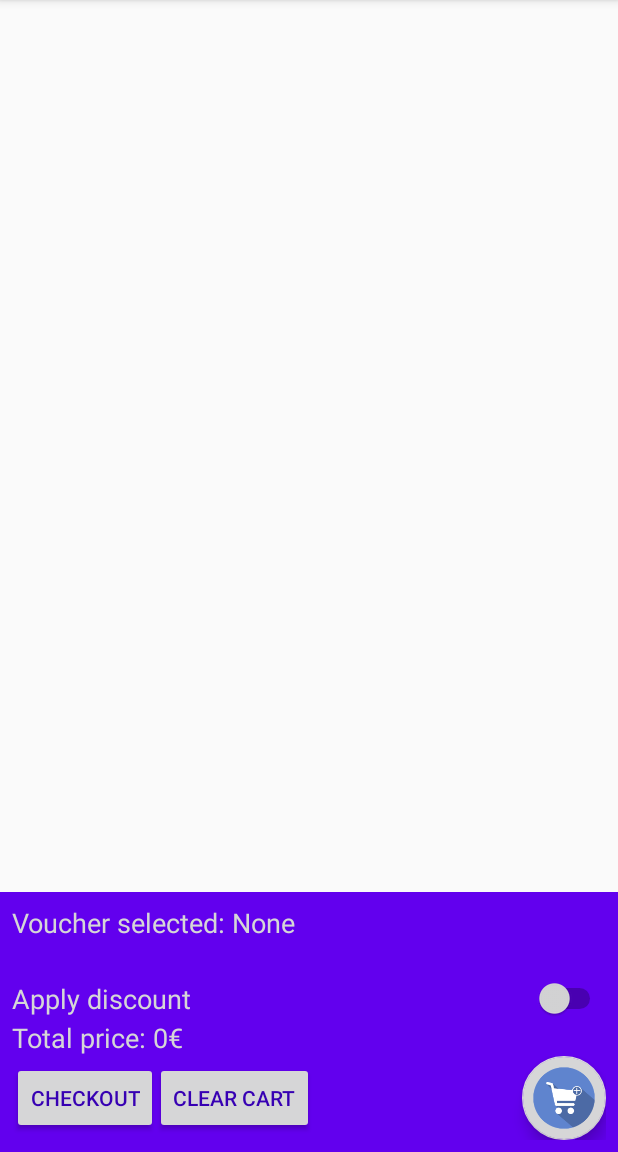
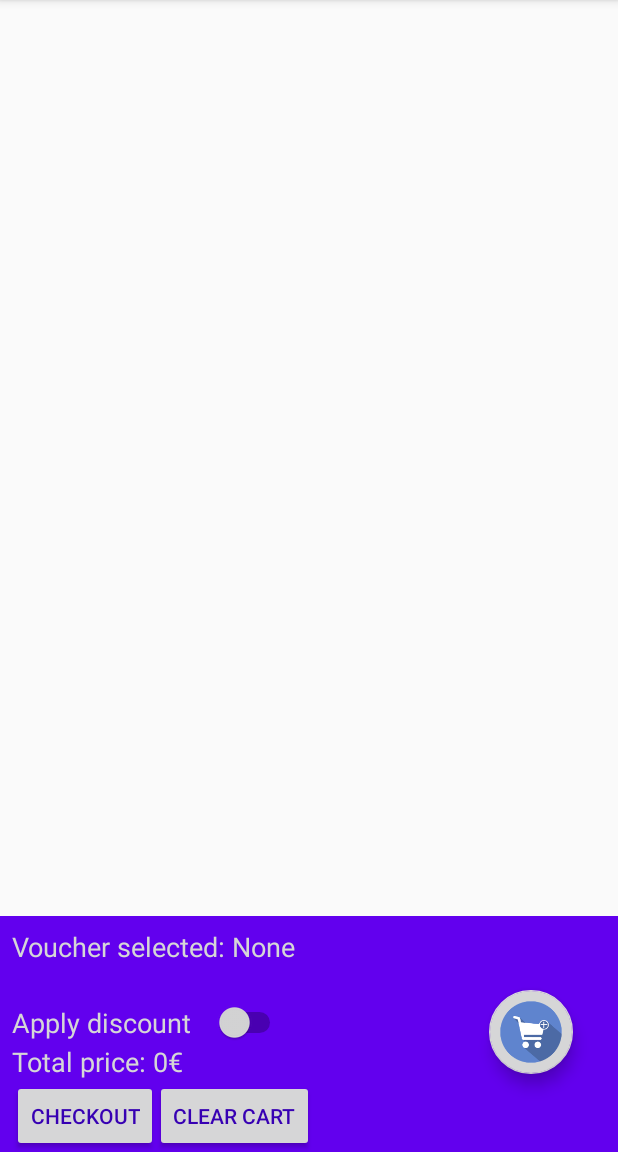
Before and after one commit to lemosf-ppb/feup-cmov, an Android app: the fragment CartFragment shown on its own in the app's theme, on a phone screen of 412 x 824 dp, the part 84-1236 px from its top. Run offline under Robolectric (Android 15) with nearby library versions, the phone set to English and light mode, and no system bars; 2 statements that could not run were skipped.

Commit message:
Fix product button

```diff
--- a/Project1/AcmeSupermarket/app/src/main/res/layout/cart_fragment.xml
+++ b/Project1/AcmeSupermarket/app/src/main/res/layout/cart_fragment.xml
@@ -16,22 +16,38 @@
 
     </ListView>
 
-    <LinearLayout
+    <FrameLayout
         android:id="@+id/price_discounts_checkout_layout"
         android:layout_width="match_parent"
         android:layout_height="wrap_content"
         android:layout_alignParentBottom="true"
         android:background="@color/colorPrimary"
-        android:orientation="vertical"
         android:paddingTop="@dimen/margin_small">
+
+        <com.google.android.material.floatingactionbutton.FloatingActionButton
+            android:id="@+id/add_item"
+            android:layout_width="wrap_content"
+            android:layout_height="wrap_content"
+            android:layout_gravity="center|end"
+            android:layout_marginEnd="30dp"
+            android:layout_marginBottom="5dp"
+            android:cropToPadding="false"
+            android:duplicateParentState="false"
+            android:elevation="20dp"
+            android:fitsSystemWindows="false"
+            android:foreground="@mipmap/cart_icon_foreground"
+            android:src="@mipmap/cart_icon_foreground"
+            app:backgroundTint="@color/text_shadow_white"
+            app:fabSize="normal"
+            app:useCompatPadding="false" />
 
         <LinearLayout
             android:layout_width="match_parent"
             android:layout_height="match_parent"
             android:layout_gravity="center|center_horizontal"
-            android:layout_marginStart="@dimen/center_image_width"
-            android:layout_marginEnd="@dimen/center_image_width"
-            android:layout_marginBottom="@dimen/margin_small"
+            android:layout_marginStart="@dimen/margin_large"
+            android:layout_marginEnd="@dimen/margin_large"
+
             android:orientation="vertical">
 
             <TextView
@@ -50,9 +66,10 @@
 
             <Switch
                 android:id="@+id/apply_discount"
-                android:layout_width="match_parent"
+                android:layout_width="wrap_content"
                 android:layout_height="wrap_content"
                 android:buttonTint="@color/text_shadow_white"
+                android:switchPadding="15dp"
                 android:text="@string/apply"
                 android:textColor="@color/text_shadow_white"
                 android:textColorHighlight="@color/text_shadow_white"
@@ -92,20 +109,11 @@
                     android:text="@string/clear_cart"
                     android:textColor="@color/colorPrimaryDark" />
 
-                <com.google.android.material.floatingactionbutton.FloatingActionButton
-                    android:id="@+id/add_item"
-                    android:layout_width="wrap_content"
-                    android:layout_height="wrap_content"
-                    android:layout_alignParentTop="false"
-                    android:layout_alignParentRight="true"
-                    android:foreground="@mipmap/cart_icon_foreground"
-                    android:src="@mipmap/cart_icon_foreground"
-                    app:backgroundTint="@color/text_shadow_white" />
             </RelativeLayout>
 
         </LinearLayout>
 
-    </LinearLayout>
+    </FrameLayout>
 
 
 </RelativeLayout>
```
